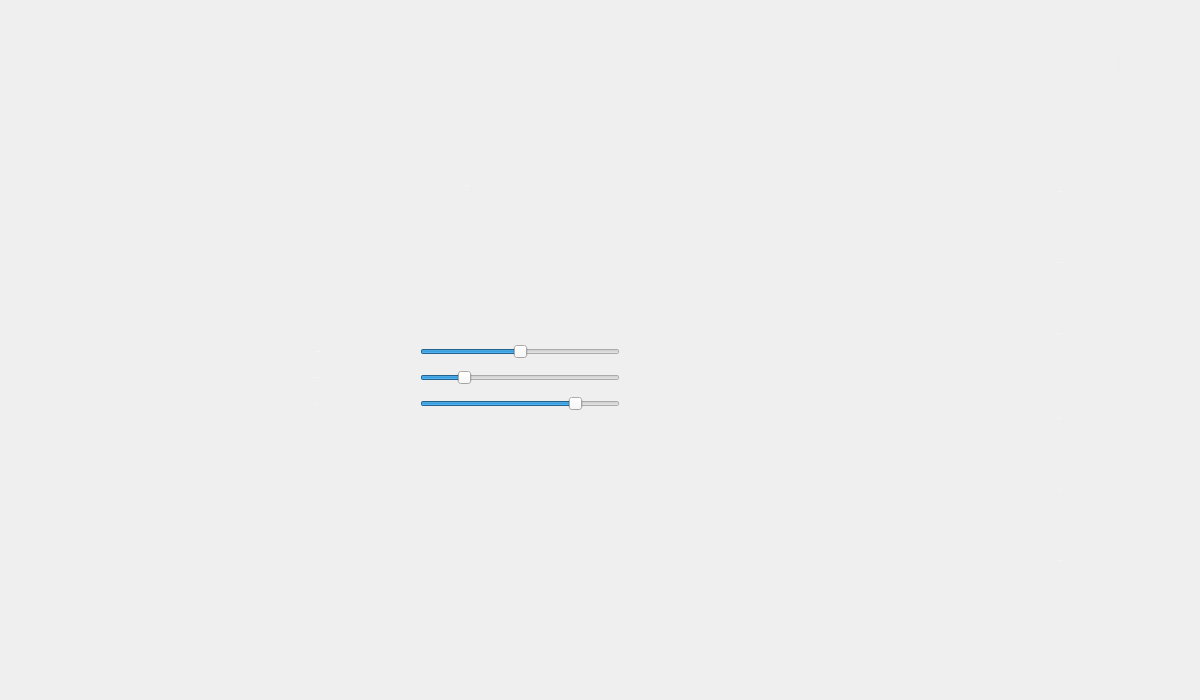
Old version of the form mainwindow.ui in the repository dronnikovigor/gui-1h2017-14.
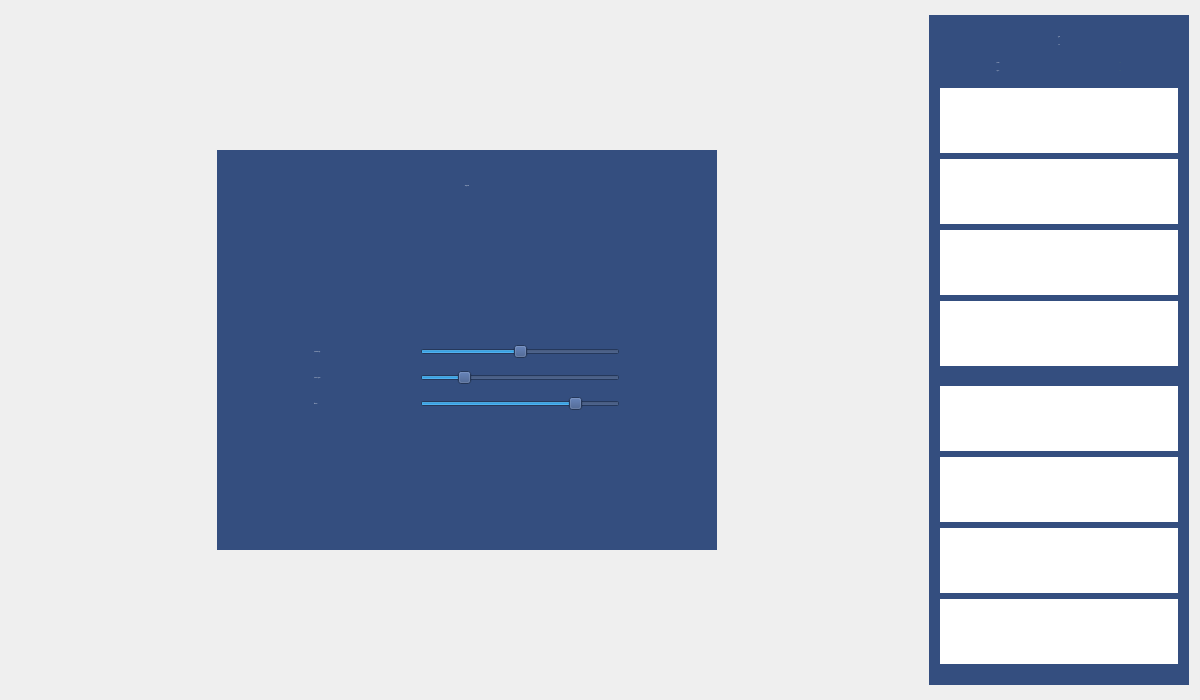
New version of the form. The open tabs and pages were chosen to show the change. Icons and pictures are not drawn.

Patch:
```diff
--- a/mainwindow.ui
+++ b/mainwindow.ui
@@ -2079,7 +2079,10 @@
              <bool>false</bool>
             </property>
             <property name="styleSheet">
-             <string notr="true">color: rgb(255, 255, 255);</string>
+             <string notr="true">color: rgb(255, 255, 255);
+font: 21px &quot;Comic Sans MS&quot;;
+border: 0px;
+background-color: rgb(52, 78, 127);</string>
             </property>
             <layout class="QGridLayout" name="gridLayout_4">
              <item row="6" column="5">
@@ -2190,7 +2193,11 @@
                </property>
                <property name="font">
                 <font>
-                 <pointsize>8</pointsize>
+                 <family>Comic Sans MS</family>
+                 <pointsize>-1</pointsize>
+                 <weight>50</weight>
+                 <italic>false</italic>
+                 <bold>false</bold>
                 </font>
                </property>
                <property name="maximum">
@@ -2282,7 +2289,11 @@
                </property>
                <property name="font">
                 <font>
-                 <pointsize>8</pointsize>
+                 <family>Comic Sans MS</family>
+                 <pointsize>-1</pointsize>
+                 <weight>50</weight>
+                 <italic>false</italic>
+                 <bold>false</bold>
                 </font>
                </property>
                <property name="maximum">
@@ -2371,7 +2382,11 @@
                </property>
                <property name="font">
                 <font>
-                 <pointsize>8</pointsize>
+                 <family>Comic Sans MS</family>
+                 <pointsize>-1</pointsize>
+                 <weight>50</weight>
+                 <italic>false</italic>
+                 <bold>false</bold>
                 </font>
                </property>
                <property name="minimum">
@@ -2570,7 +2585,10 @@
        </size>
       </property>
       <property name="styleSheet">
-       <string notr="true">background-image: url(:/images/res/background_menu.png);</string>
+       <string notr="true">color: rgb(255, 255, 255);
+font: 21px &quot;Comic Sans MS&quot;;
+border: 0px;
+background-color: rgb(52, 78, 127);</string>
       </property>
       <property name="currentIndex">
        <number>0</number>
@@ -2772,7 +2790,7 @@
           <item>
            <widget class="QPushButton" name="loginButton">
             <property name="sizePolicy">
-             <sizepolicy hsizetype="Minimum" vsizetype="Fixed">
+             <sizepolicy hsizetype="Minimum" vsizetype="Maximum">
               <horstretch>0</horstretch>
               <verstretch>0</verstretch>
              </sizepolicy>
@@ -2785,7 +2803,7 @@
             </property>
             <property name="maximumSize">
              <size>
-              <width>230</width>
+              <width>16777215</width>
               <height>16777215</height>
              </size>
             </property>
@@ -2828,7 +2846,7 @@
             </property>
             <property name="maximumSize">
              <size>
-              <width>230</width>
+              <width>16777215</width>
               <height>16777215</height>
              </size>
             </property>
@@ -2871,7 +2889,7 @@
             </property>
             <property name="maximumSize">
              <size>
-              <width>230</width>
+              <width>16777215</width>
               <height>16777215</height>
              </size>
             </property>
@@ -2914,7 +2932,7 @@
             </property>
             <property name="maximumSize">
              <size>
-              <width>230</width>
+              <width>16777215</width>
               <height>16777215</height>
              </size>
             </property>
@@ -2973,7 +2991,7 @@
             </property>
             <property name="maximumSize">
              <size>
-              <width>230</width>
+              <width>16777215</width>
               <height>16777215</height>
              </size>
             </property>
@@ -3016,7 +3034,7 @@
             </property>
             <property name="maximumSize">
              <size>
-              <width>230</width>
+              <width>16777215</width>
               <height>16777215</height>
              </size>
             </property>
@@ -3059,7 +3077,7 @@
             </property>
             <property name="maximumSize">
              <size>
-              <width>230</width>
+              <width>16777215</width>
               <height>16777215</height>
              </size>
             </property>
@@ -3102,7 +3120,7 @@
             </property>
             <property name="maximumSize">
              <size>
-              <width>230</width>
+              <width>16777215</width>
               <height>16777215</height>
              </size>
             </property>
```
Left out of the diff: 34 changed lines with no effect on the pictures.
